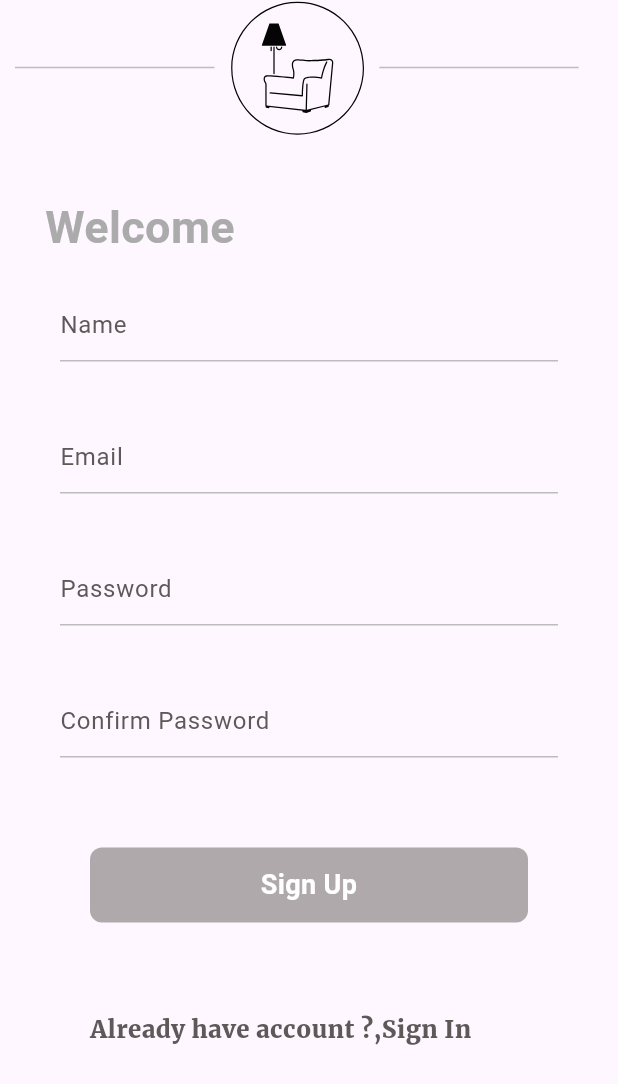
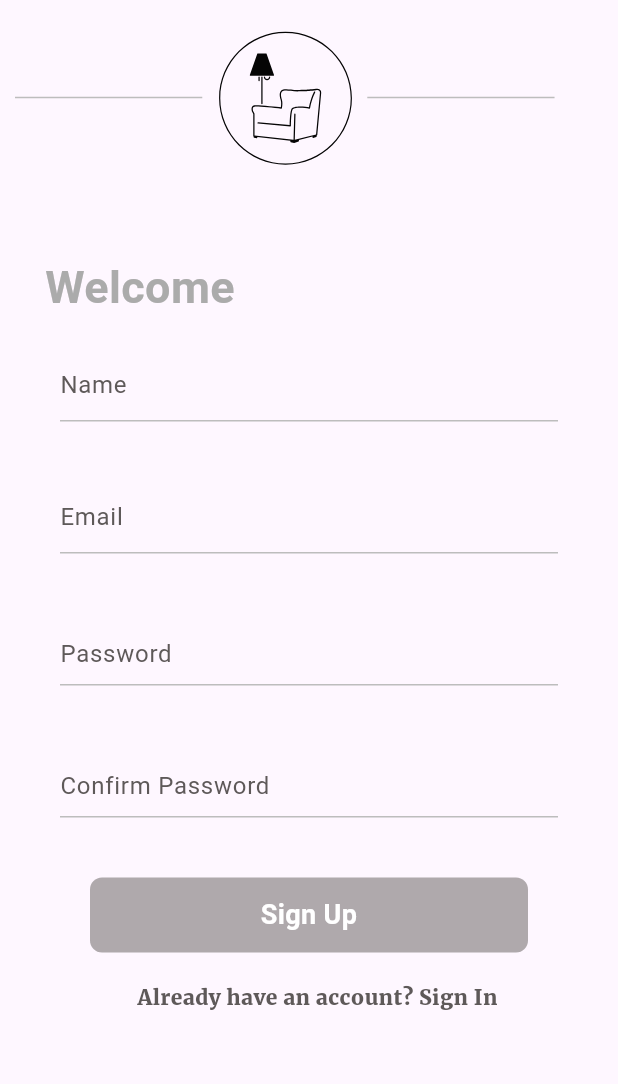
Before and after one commit to aya-djihane/MYHB, a Flutter app: the LoginScreen screen opened directly, after a tap on "SIGN UP", on a phone screen of 412 x 824 dp. Shown: the top 1084 px of the screen. Run offline on Flutter 3.47's test engine with Material 3 defaults, Android fonts, the light colour scheme and no system bars; our stand-ins replace firebase_auth, firebase_core, flutter_svg, get, ionicons; missing offline and left inert: dart:ffi; accounts and stored records are empty; network calls fail; Roboto replaces fonts that are missing (Glassio).

Commit message:
firebase link   firebase authentification     finish with singn up sign in  and forgetpassword

```diff
--- /dev/null
+++ b/lib/controller/auth/signup_controller.dart
@@ -0,0 +1,54 @@
+import 'package:get/get.dart';
+import 'package:firebase_auth/firebase_auth.dart';
+import 'package:myhb_app/appColors.dart';
+
+class SigninController extends GetxController {
+  RxBool isNameValid = true.obs;
+  RxBool isEmailValid = true.obs;
+  RxBool isPasswordValid = true.obs;
+  RxBool ckiked = false.obs;
+  RxBool ckikedConfirm = false.obs;
+  RxBool isConfirmPasswordValid = true.obs;
+
+  void validateName(String value) {
+    isNameValid.value = value.isNotEmpty;
+  }
+
+  void validateEmail(String value) {
+    isEmailValid.value = value.isNotEmpty;
+  }
+
+  void validatePassword(String value) {
+    isPasswordValid.value = value.isNotEmpty;
+  }
+
+  void validateConfirmPassword(String value) {
+    isConfirmPasswordValid.value = value.isNotEmpty;
+  }
+
+  bool get isValidForm =>
+      isNameValid.value && isEmailValid.value && isPasswordValid.value && isConfirmPasswordValid.value;
+
+  Future<void> signup(String email, String password) async {
+
+    try {
+      UserCredential userCredential = await FirebaseAuth.instance.createUserWithEmailAndPassword(
+        email: email,
+        password: password,
+      );
+
+      Get.snackbar('Success', 'Successfully signed up: ${userCredential.user!.email}',backgroundColor: AppColors.primaryGreen.withOpacity(.2));
+
+    } on FirebaseAuthException catch (e) {
+      if (e.code == 'weak-password') {
+        print('The password provided is too weak.');
+      } else if (e.code == 'email-already-in-use') {
+        print('The account already exists for that email.');
+      } else {
+        print('Error: ${e.message}');
+      }
+    } catch (e) {
+      print('Error: $e');
+    }
+  }
+}
--- a/lib/screens/SignUpScreen.dart
+++ b/lib/screens/SignUpScreen.dart
@@ -1,47 +1,56 @@
 import 'package:flutter/material.dart';
 import 'package:flutter_svg/flutter_svg.dart';
+import 'package:get/get.dart';
+import 'package:ionicons/ionicons.dart';
 import 'package:myhb_app/appColors.dart';
+import 'package:myhb_app/controller/auth/signup_controller.dart';
+import 'package:myhb_app/screens/loginscreen.dart';
 import 'package:myhb_app/widgets/custom_button.dart';
 
 class SigninScreen extends StatefulWidget {
   const SigninScreen({Key? key}) : super(key: key);
 
   @override
-  State<SigninScreen> createState() => _LoginScreenState();
+  State<SigninScreen> createState() => _SigninScreenState();
 }
 
-class _LoginScreenState extends State<SigninScreen> {
-  get fonts => null;
+class _SigninScreenState extends State<SigninScreen> {
+  final SigninController signinController = Get.put(SigninController());
+  final TextEditingController emailController = TextEditingController();
+  final TextEditingController passwordController = TextEditingController();
 
   @override
   Widget build(BuildContext context) {
     var media = MediaQuery.of(context).size;
     return Scaffold(
-      body: Column (
+      resizeToAvoidBottomInset: false,
+      body: GetX<SigninController>(
+        init: signinController,
+        builder: (controller) {
+          return Column(
             mainAxisAlignment: MainAxisAlignment.start,
             crossAxisAlignment: CrossAxisAlignment.start,
             children: [
               Center(
                 child: Padding(
-              padding: const EdgeInsets.symmetric(horizontal: 10.0),
+                  padding: const EdgeInsets.symmetric(horizontal: 10.0, vertical: 20),
                   child: Row(
                     children: [
-                  Container(width: media.width/3.1,height: 1,color: AppColors.grey,),
+                      Container(width: media.width / 3.3, height: 1, color: AppColors.grey),
                       const SizedBox(
                         width: 10,
                       ),
-                  SizedBox(height:90,width:90,child : SvgPicture.asset("svgfiles/login.svg",color: AppColors.black,)),
+                      SizedBox(height: 90, width: 90, child: SvgPicture.asset("svgfiles/login.svg", color: AppColors.black)),
                       const SizedBox(
                         width: 10,
                       ),
-                  Container(width: media.width/3.1,height: 1,color: AppColors.grey,),
+                      Container(width: media.width / 3.3, height: 1, color: AppColors.grey),
                     ],
                   ),
                 ),
-          )
-          ,
+              ),
               const Padding(
-            padding: EdgeInsets.only(left: 30.0,top: 40),
+                padding: EdgeInsets.only(left: 30.0, top: 40),
                 child: Column(
                   mainAxisAlignment: MainAxisAlignment.start,
                   crossAxisAlignment: CrossAxisAlignment.start,
@@ -57,100 +66,116 @@ class _LoginScreenState extends State<SigninScreen> {
                   ],
                 ),
               ),
-          const Padding(
-            padding: EdgeInsets.symmetric(horizontal: 40.0, vertical: 20.0),
-            child: TextField(
+              Padding(
+                padding: const EdgeInsets.symmetric(horizontal: 40.0, vertical: 20.0),
+                child: TextFormField(
                   obscureText: true,
-              decoration: InputDecoration(
+                  onChanged: (value) => controller.validateName(value),
+                  decoration: const InputDecoration(
                     hintText: 'Name',
                     hintStyle: TextStyle(color: AppColors.blacklight),
                     enabledBorder: UnderlineInputBorder(
-                  borderSide: BorderSide(color:AppColors.grey),
+                      borderSide: BorderSide(color: AppColors.grey),
                     ),
                     focusedBorder: UnderlineInputBorder(
-                  borderSide: BorderSide(color:AppColors.primaryGreen),
+                      borderSide: BorderSide(color: AppColors.primaryGreen),
                     ),
                   ),
                   style: TextStyle(color: AppColors.black),
                 ),
               ),
-          const Padding(
-            padding: EdgeInsets.symmetric(horizontal: 40.0,vertical: 20.0),
-            child: TextField(
-              decoration: InputDecoration(
+              Padding(
+                padding: const EdgeInsets.symmetric(horizontal: 40.0, vertical: 20.0),
+                child: TextFormField(
+                  controller: emailController,
+                  onChanged: (value) => controller.validateEmail(value),
+                  decoration: const InputDecoration(
                     hintText: 'Email',
                     hintStyle: TextStyle(color: AppColors.blacklight),
                     enabledBorder: UnderlineInputBorder(
-                  borderSide: BorderSide(color:AppColors.grey),
+                      borderSide: BorderSide(color: AppColors.grey),
                     ),
                     focusedBorder: UnderlineInputBorder(
-                  borderSide: BorderSide(color:AppColors.primaryGreen),
+                      borderSide: BorderSide(color: AppColors.primaryGreen),
                     ),
                   ),
-              style: TextStyle(color: AppColors.black),
+                  style: const TextStyle(color: AppColors.black),
                 ),
               ),
-
-          const Padding(
-            padding: EdgeInsets.symmetric(horizontal: 40, vertical: 20.0),
-            child: TextField(
-              obscureText: true,
+              Padding(
+                padding: const EdgeInsets.symmetric(horizontal: 40, vertical: 20.0),
+                child: TextFormField(
+                  controller: passwordController,
+                  obscureText: controller.ckiked.value,
+                  onChanged: (value) => controller.validatePassword(value),
                   decoration: InputDecoration(
                     hintText: 'Password',
-                hintStyle: TextStyle(color: AppColors.blacklight),
-                enabledBorder: UnderlineInputBorder(
-                  borderSide: BorderSide(color:AppColors.grey),
+                    suffix: InkWell(
+                      onTap: () {
+                        controller.ckiked.value = !controller.ckiked.value;
+                      },
+                      child: controller.ckiked.value?
+                      const Icon(Ionicons.eye_off, color: AppColors.darkGrey):const Icon(Ionicons.eye, color: AppColors.darkGrey),
                     ),
-                focusedBorder: UnderlineInputBorder(
-                  borderSide: BorderSide(color:AppColors.primaryGreen),
+                    hintStyle: const TextStyle(color: AppColors.blacklight),
+                    enabledBorder: const UnderlineInputBorder(
+                      borderSide: BorderSide(color: AppColors.grey),
+                    ),
+                    focusedBorder: const UnderlineInputBorder(
+                      borderSide: BorderSide(color: AppColors.primaryGreen),
                     ),
                   ),
-              style: TextStyle(color: AppColors.black),
+                  style: const TextStyle(color: AppColors.black),
                 ),
               ),
-          const Padding(
-            padding: EdgeInsets.symmetric(horizontal: 40, vertical: 20.0),
-            child: TextField(
-              obscureText: true,
+              Padding(
+                padding: const EdgeInsets.symmetric(horizontal: 40, vertical: 20.0),
+                child: TextFormField(
+                  obscureText:   controller.ckikedConfirm.value,
+                  onChanged: (value) => controller.validateConfirmPassword(value),
+
                   decoration: InputDecoration(
                     hintText: 'Confirm Password',
-                hintStyle: TextStyle(color: AppColors.blacklight),
-                enabledBorder: UnderlineInputBorder(
-                  borderSide: BorderSide(color:AppColors.grey),
+                    suffix: InkWell(
+                      onTap: () {
+                        controller.ckikedConfirm.value = !controller.ckikedConfirm.value;
+                      },
+                      child: controller.ckikedConfirm.value?
+                      const Icon(Ionicons.eye_off, color: AppColors.darkGrey):const Icon(Ionicons.eye, color: AppColors.darkGrey),
                     ),
-                focusedBorder: UnderlineInputBorder(
-                  borderSide: BorderSide(color:AppColors.primaryGreen),
+                    hintStyle: const TextStyle(color: AppColors.blacklight),
+                    enabledBorder: const UnderlineInputBorder(
+                      borderSide: BorderSide(color: AppColors.grey),
+                    ),
+                    focusedBorder: const UnderlineInputBorder(
+                      borderSide: BorderSide(color: AppColors.primaryGreen),
                     ),
                   ),
-              style: TextStyle(color: AppColors.blacklight),
+                  style: const TextStyle(color: AppColors.blacklight),
                 ),
               ),
-
               Center(
                 child: Padding(
-              padding: const EdgeInsets.symmetric(horizontal: 60,vertical: 40),
-              child: CustomButton(width: media.width, value: 'Sign Up'),
-
-
+                  padding: const EdgeInsets.symmetric(horizontal: 60, vertical: 20),
+                  child: CustomButton(width: media.width, value: 'Sign Up', onTap: () => controller.signup(emailController.text,passwordController.text)),
                 ),
               ),
-          const Padding(
-            padding: EdgeInsets.only(left: 60,top: 20),
-            child: Column(
-                mainAxisAlignment: MainAxisAlignment.start,
-                crossAxisAlignment: CrossAxisAlignment.start,
-                children: [
-                  Text(
-                      'Already have account ?,Sign In',
-                      style: TextStyle(
-                        fontSize: 16,
-                        fontFamily: "Merriweather",
-                        fontWeight: FontWeight.w600,
-                        color:AppColors.blacklight,)
+              GestureDetector(
+                onTap: () {
+                  Get.to(const LoginScreen());
+                },
+                child: Padding(
+                  padding: EdgeInsets.only(left: media.width / 4.5, top: 0),
+                  child: const Text(
+                    'Already have an account? Sign In',
+                    style: TextStyle(fontSize: 14, fontFamily: "Merriweather", fontWeight: FontWeight.w600, color: AppColors.blacklight),
                   ),
-                ]),
                 ),
-      ]),
+              ),
+            ],
+          );
+        },
+      ),
     );
   }
 }
--- a/lib/screens/loginscreen.dart
+++ b/lib/screens/loginscreen.dart
@@ -1,10 +1,12 @@
 import 'package:flutter/material.dart';
 import 'package:flutter_svg/flutter_svg.dart';
-import 'package:get/get_core/src/get_main.dart';
-import 'package:get/get_navigation/get_navigation.dart';
+import 'package:get/get.dart';
+import 'package:ionicons/ionicons.dart';
 import 'package:myhb_app/appColors.dart';
+import 'package:myhb_app/screens/forgetpassword.dart';
 import 'package:myhb_app/widgets/custom_button.dart';
 import 'package:myhb_app/screens/SignUpScreen.dart';
+import '../controller/auth/login_controller.dart';
 
 class LoginScreen extends StatefulWidget {
   const LoginScreen({Key? key}) : super(key: key);
@@ -14,37 +16,44 @@ class LoginScreen extends StatefulWidget {
 }
 
 class _LoginScreenState extends State<LoginScreen> {
-  get fonts => null;
+  final AuthController authController = Get.put(AuthController());
+  final TextEditingController emailController = TextEditingController();
+  final TextEditingController passwordController = TextEditingController();
 
   @override
   Widget build(BuildContext context) {
     var media = MediaQuery.of(context).size;
+    return GetX<AuthController>(
+      init: authController,
+      builder: (controller) {
         return Scaffold(
-      body: Column (
+          resizeToAvoidBottomInset: false,
+          body: Form(
+
+            child: Column(
               mainAxisAlignment: MainAxisAlignment.start,
               crossAxisAlignment: CrossAxisAlignment.start,
               children: <Widget>[
                 Center(
                   child: Padding(
-              padding: const EdgeInsets.symmetric(horizontal: 10.0),
+                    padding: const EdgeInsets.symmetric(horizontal: 10.0, vertical: 20),
                     child: Row(
                       children: [
-                 Container(width: media.width/3.2,height: 1,color: AppColors.grey,),
+                        Container(width: media.width / 3.2, height: 1, color: AppColors.grey),
                         const SizedBox(
                           width: 10,
                         ),
-                   SizedBox(height:90,width:90,child : SvgPicture.asset("svgfiles/login.svg",color: AppColors.black,)),
+                        SizedBox(height: 90, width: 90, child: SvgPicture.asset("svgfiles/login.svg", color: AppColors.black)),
                         const SizedBox(
                           width: 10,
                         ),
-                  Container(width: media.width/3.2,height: 1,color: AppColors.grey,),
+                        Container(width: media.width / 3.2, height: 1, color: AppColors.grey),
                       ],
                     ),
                   ),
-          )
-          ,
+                ),
                 const Padding(
-          padding: EdgeInsets.only(left: 30.0,top: 40),
+                  padding: EdgeInsets.only(left: 30.0, top: 40),
                   child: Column(
                     mainAxisAlignment: MainAxisAlignment.start,
                     crossAxisAlignment: CrossAxisAlignment.start,
@@ -54,7 +63,7 @@ class _LoginScreenState extends State<LoginScreen> {
                         style: TextStyle(
                           fontSize: 30,
                           fontWeight: FontWeight.bold,
-                  color:AppColors.grey,
+                          color: AppColors.grey,
                         ),
                       ),
                       Text(
@@ -69,73 +78,85 @@ class _LoginScreenState extends State<LoginScreen> {
                     ],
                   ),
                 ),
-          const Padding(
-            padding: EdgeInsets.symmetric(horizontal: 50.0,vertical: 30.0),
-            child: TextField(
-              decoration: InputDecoration(
+                Padding(
+                  padding: const EdgeInsets.symmetric(horizontal: 50.0, vertical: 30.0),
+                  child: TextFormField(
+                    controller: emailController,
+                    validator: (value) {
+                      if (value == null || value.isEmpty) {
+                        return 'Email is required';
+                      }
+                      // Add more email validation if needed
+                      return null;
+                    },
+                    decoration: const InputDecoration(
                       hintText: 'Email',
                       hintStyle: TextStyle(color: AppColors.blacklight),
                       enabledBorder: UnderlineInputBorder(
-                  borderSide: BorderSide(color:AppColors.grey),
+                        borderSide: BorderSide(color: AppColors.grey),
                       ),
                       focusedBorder: UnderlineInputBorder(
-                  borderSide: BorderSide(color:AppColors.primaryGreen),
+                        borderSide: BorderSide(color: AppColors.primaryGreen),
+                      ),
+                    ),
+                    style: const TextStyle(color: AppColors.black),
+                  ),
+                ),
+                Padding(
+                  padding: const EdgeInsets.symmetric(horizontal: 50.0, vertical: 10.0),
+                  child: TextFormField(
+                    controller: passwordController,
+                    obscureText: controller.ckiked.value,
+                    validator: (value) {
+                      if (value == null || value.isEmpty) {
+                        return 'Password is required';
+                      }
+                      return null;
+                    },
+                    decoration: InputDecoration(
+                      suffix: InkWell(
+                        onTap: () {
+                          controller.ckiked.value = !controller.ckiked.value;
+                        },
+                        child: controller.ckiked.value?
+        const Icon(Ionicons.eye_off, color: AppColors.darkGrey):const Icon(Ionicons.eye, color: AppColors.darkGrey),
+                      ),
+                      hintText: 'Password',
+                      hintStyle: const TextStyle(color: AppColors.blacklight),
+                      enabledBorder: const UnderlineInputBorder(
+                        borderSide: BorderSide(color: AppColors.grey),
+                      ),
+                      focusedBorder: const UnderlineInputBorder(
+                        borderSide: BorderSide(color: AppColors.primaryGreen),
                       ),
                     ),
                     style: TextStyle(color: AppColors.black),
                   ),
                 ),
-
-          const Padding(
-            padding: EdgeInsets.symmetric(horizontal: 50.0, vertical: 30.0),
-            child: TextField(
-              obscureText: true,
-              decoration: InputDecoration(
-                hintText: 'Password',
-                hintStyle: TextStyle(color: AppColors.blacklight),
-                enabledBorder: UnderlineInputBorder(
-                  borderSide: BorderSide(color:AppColors.grey),
+                InkWell(
+                  onTap: ()=>Get.to(const ForgotPasswordScreen()),
+                  child: const Padding(
+                    padding: EdgeInsets.only(left: 50, top: 0),
+                    child: Text('forgot password ?', style: TextStyle(fontSize: 16, fontFamily: "Nunito", fontWeight: FontWeight.w600, color: AppColors.grey)),
                   ),
-                focusedBorder: UnderlineInputBorder(
-                  borderSide: BorderSide(color:AppColors.primaryGreen),
-                ),
-              ),
-              style: TextStyle(color: AppColors.black),
-            ),
-          ),
-    const Padding(
-    padding: EdgeInsets.only(left: 80,top: 30),
-    child: Column(
-    mainAxisAlignment: MainAxisAlignment.start,
-    crossAxisAlignment: CrossAxisAlignment.start,
-    children: [
-    Text(
-    'forgot password ?',
-    style: TextStyle(
-    fontSize: 16,
-      fontFamily: "Nunito",
-    fontWeight: FontWeight.w600,
-    color:AppColors.blacklight,)
-    ),
-  ]),
                 ),
                 Center(
                   child: Padding(
                     padding: const EdgeInsets.symmetric(horizontal: 60, vertical: 40),
                     child: Column(
                       children: [
-               CustomButton( width: media.width, value: 'Log In',),
+                        CustomButton(width: media.width, value: 'Log In', onTap: () => controller.login(emailController.text, passwordController.text)),
                         SizedBox(height: 16),
-               CustomButton(
-               width: media.width,
-              value: 'SIGN UP',
-                 onTap: ()=>Get.to(SigninScreen()),
-          )],
+                        CustomButton(width: media.width, value: 'SIGN UP', onTap: () => Get.to(SigninScreen())),
+                      ],
                     ),
                   ),
                 ),
               ],
             ),
+          ),
+        );
+      },
     );
   }
 }
--- a/pubspec.yaml
+++ b/pubspec.yaml
@@ -18,6 +18,7 @@ dependencies:
   firebase_auth:
   get:
   flutter_svg: ^2.0.9
+  ionicons: ^0.2.2
 
 dev_dependencies:
   flutter_test:
```
Also changed, not shown: lib/controller/auth/forgetPassword_controller.dart (added, +28 -0 lines), lib/controller/auth/login_controller.dart (added, +39 -0 lines), lib/main.dart (+10 -4 lines), lib/screens/forgetpassword.dart (added, +93 -0 lines), lib/firebase_options.dart (added), pubspec.lock, 2 other files. Lines whose indentation alone changed are shown as unchanged.
